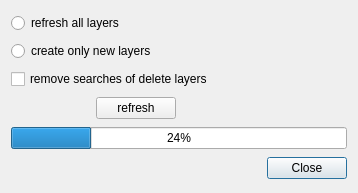
Above: ui/ui_refresh.ui from 3nids/quickfinder before the change. Below: the same form after it.
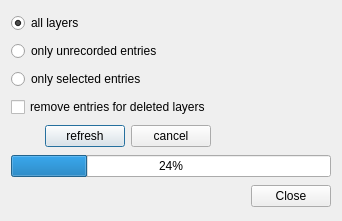
That is the form after the change.

Commit message: first version for refreshing local searches

```diff
--- a/ui/ui_refresh.ui
+++ b/ui/ui_refresh.ui
@@ -6,25 +6,32 @@
    <rect>
     <x>0</x>
     <y>0</y>
-    <width>358</width>
-    <height>193</height>
+    <width>342</width>
+    <height>221</height>
    </rect>
   </property>
   <property name="windowTitle">
    <string>Dialog</string>
   </property>
   <layout class="QGridLayout" name="gridLayout">
-   <item row="0" column="0" colspan="3">
-    <widget class="QRadioButton" name="radioButton">
+   <item row="5" column="1">
+    <widget class="QPushButton" name="refreshButton">
      <property name="text">
-      <string>refresh all layers</string>
+      <string>refresh</string>
+     </property>
+    </widget>
+   </item>
+   <item row="2" column="0" colspan="5">
+    <widget class="QRadioButton" name="unrecordedRadio">
+     <property name="text">
+      <string>only unrecorded entries</string>
      </property>
      <attribute name="buttonGroup">
       <string notr="true">buttonGroup</string>
      </attribute>
     </widget>
    </item>
-   <item row="6" column="3">
+   <item row="7" column="4">
     <widget class="QDialogButtonBox" name="buttonBox">
      <property name="orientation">
       <enum>Qt::Horizontal</enum>
@@ -34,44 +41,20 @@
      </property>
     </widget>
    </item>
-   <item row="2" column="0" colspan="3">
-    <widget class="QRadioButton" name="radioButton_2">
+   <item row="0" column="0" colspan="5">
+    <widget class="QRadioButton" name="allLayersRadio">
      <property name="text">
-      <string>create only new layers</string>
+      <string>all layers</string>
+     </property>
+     <property name="checked">
+      <bool>true</bool>
      </property>
      <attribute name="buttonGroup">
       <string notr="true">buttonGroup</string>
      </attribute>
     </widget>
    </item>
-   <item row="4" column="1">
-    <widget class="QPushButton" name="refreshButton">
-     <property name="text">
-      <string>refresh</string>
-     </property>
-    </widget>
-   </item>
-   <item row="4" column="0">
-    <spacer name="horizontalSpacer_2">
-     <property name="orientation">
-      <enum>Qt::Horizontal</enum>
-     </property>
-     <property name="sizeHint" stdset="0">
-      <size>
-       <width>40</width>
-       <height>20</height>
-      </size>
-     </property>
-    </spacer>
-   </item>
-   <item row="3" column="0" colspan="3">
-    <widget class="QCheckBox" name="checkBox">
-     <property name="text">
-      <string>remove searches of delete layers</string>
-     </property>
-    </widget>
-   </item>
-   <item row="4" column="2">
+   <item row="5" column="3">
     <spacer name="horizontalSpacer">
      <property name="orientation">
       <enum>Qt::Horizontal</enum>
@@ -84,13 +67,50 @@
      </property>
     </spacer>
    </item>
-   <item row="5" column="0" colspan="4">
+   <item row="4" column="0" colspan="5">
+    <widget class="QCheckBox" name="deletedLayersCheckBox">
+     <property name="text">
+      <string>remove entries for deleted layers</string>
+     </property>
+    </widget>
+   </item>
+   <item row="5" column="0">
+    <spacer name="horizontalSpacer_2">
+     <property name="orientation">
+      <enum>Qt::Horizontal</enum>
+     </property>
+     <property name="sizeHint" stdset="0">
+      <size>
+       <width>40</width>
+       <height>20</height>
+      </size>
+     </property>
+    </spacer>
+   </item>
+   <item row="6" column="0" colspan="5">
     <widget class="QProgressBar" name="progressBar">
      <property name="value">
       <number>24</number>
      </property>
     </widget>
    </item>
+   <item row="5" column="2">
+    <widget class="QPushButton" name="cancelButton">
+     <property name="text">
+      <string>cancel</string>
+     </property>
+    </widget>
+   </item>
+   <item row="3" column="0" colspan="3">
+    <widget class="QRadioButton" name="selectedRadio">
+     <property name="text">
+      <string>only selected entries</string>
+     </property>
+     <attribute name="buttonGroup">
+      <string notr="true">buttonGroup</string>
+     </attribute>
+    </widget>
+   </item>
   </layout>
  </widget>
  <resources/>
```
Left out of the diff: 2 changed lines with no effect on the pictures. The commit also changes 4 other files.
